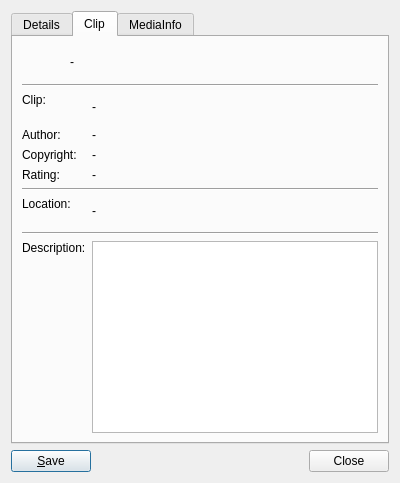
Qt form propertieswindow.ui (mpc-qt/mpc-qt) before a commit.
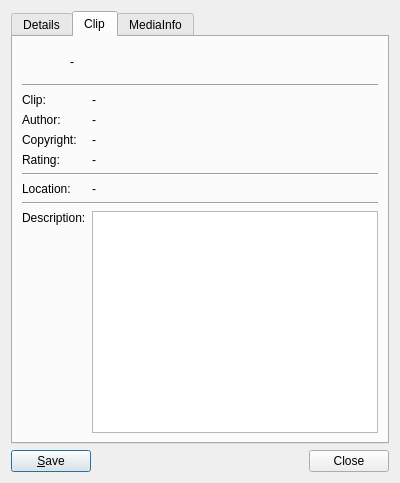
The same form after that commit. The open tabs and pages were chosen to show the change. Icons and pictures are not drawn.

Commit message:
propertieswindow: Fix fields heights in Clip tab and reduce minimum window size
Don't resize clipTitle and clipLocation when resizing the window.

There's a bug with the height of clipTitle where it increases suddenly
when resizing the window vertically, and only gets back to a normal size
when resizing the window horizontally.

```diff
--- a/propertieswindow.ui
+++ b/propertieswindow.ui
@@ -21,6 +21,12 @@
   <layout class="QVBoxLayout" name="mainLayout">
    <item>
     <widget class="QTabWidget" name="tabWidget">
+     <property name="sizePolicy">
+      <sizepolicy hsizetype="Expanding" vsizetype="Preferred">
+       <horstretch>0</horstretch>
+       <verstretch>0</verstretch>
+      </sizepolicy>
+     </property>
      <property name="currentIndex">
       <number>0</number>
      </property>
@@ -239,7 +245,7 @@
        <item row="2" column="0">
         <widget class="QLabel" name="clipTitleLabel">
          <property name="sizePolicy">
-          <sizepolicy hsizetype="Preferred" vsizetype="MinimumExpanding">
+          <sizepolicy hsizetype="Preferred" vsizetype="Minimum">
            <horstretch>0</horstretch>
            <verstretch>0</verstretch>
           </sizepolicy>
@@ -254,9 +260,18 @@
        </item>
        <item row="2" column="1">
         <widget class="QLabel" name="clipTitle">
+         <property name="sizePolicy">
+          <sizepolicy hsizetype="MinimumExpanding" vsizetype="Minimum">
+           <horstretch>0</horstretch>
+           <verstretch>0</verstretch>
+          </sizepolicy>
+         </property>
          <property name="text">
           <string notr="true">-</string>
          </property>
+         <property name="alignment">
+          <set>Qt::AlignmentFlag::AlignLeading|Qt::AlignmentFlag::AlignLeft|Qt::AlignmentFlag::AlignTop</set>
+         </property>
          <property name="wordWrap">
           <bool>true</bool>
          </property>
@@ -332,7 +347,7 @@
        <item row="7" column="0">
         <widget class="QLabel" name="clipLocationLabel">
          <property name="sizePolicy">
-          <sizepolicy hsizetype="Preferred" vsizetype="MinimumExpanding">
+          <sizepolicy hsizetype="Preferred" vsizetype="Minimum">
            <horstretch>0</horstretch>
            <verstretch>0</verstretch>
           </sizepolicy>
@@ -348,7 +363,7 @@
        <item row="7" column="1">
         <widget class="QLabel" name="clipLocation">
          <property name="sizePolicy">
-          <sizepolicy hsizetype="MinimumExpanding" vsizetype="MinimumExpanding">
+          <sizepolicy hsizetype="MinimumExpanding" vsizetype="Minimum">
            <horstretch>0</horstretch>
            <verstretch>0</verstretch>
           </sizepolicy>
@@ -359,6 +374,9 @@
          <property name="textFormat">
           <enum>Qt::TextFormat::PlainText</enum>
          </property>
+         <property name="alignment">
+          <set>Qt::AlignmentFlag::AlignLeading|Qt::AlignmentFlag::AlignLeft|Qt::AlignmentFlag::AlignTop</set>
+         </property>
          <property name="wordWrap">
           <bool>true</bool>
          </property>
@@ -387,7 +405,7 @@
        <item row="9" column="1">
         <widget class="QPlainTextEdit" name="clipDescription">
          <property name="sizePolicy">
-          <sizepolicy hsizetype="Expanding" vsizetype="MinimumExpanding">
+          <sizepolicy hsizetype="Expanding" vsizetype="Expanding">
            <horstretch>0</horstretch>
            <verstretch>0</verstretch>
           </sizepolicy>
```
Left out of the diff: 8 changed lines with no effect on the pictures.
